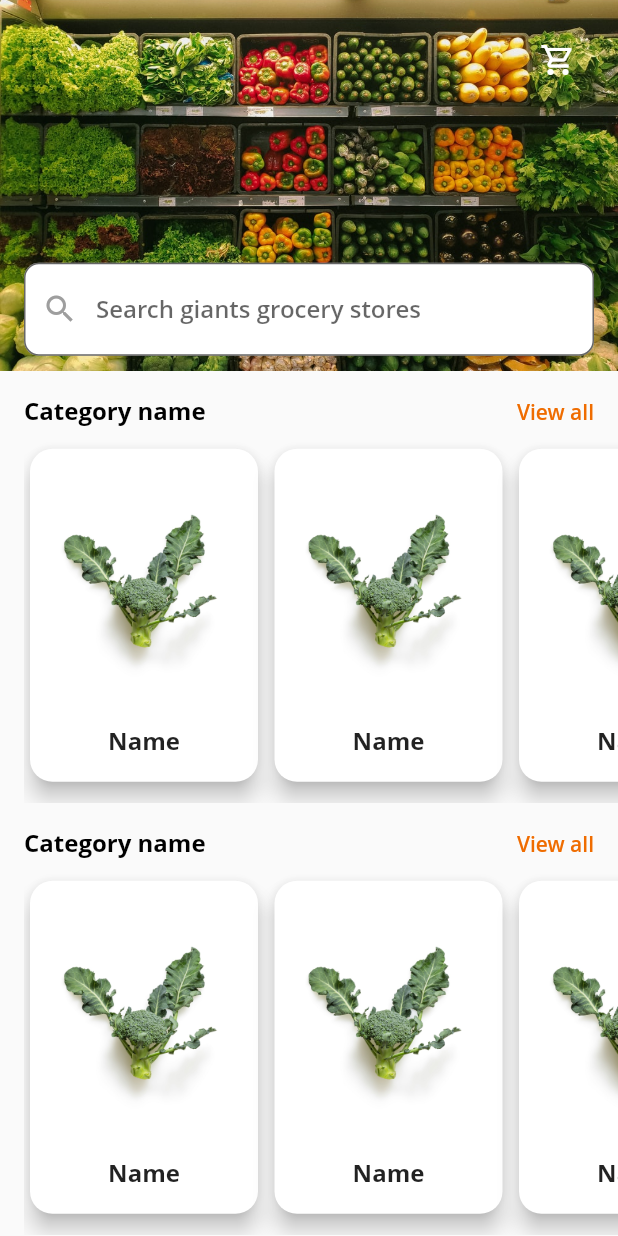
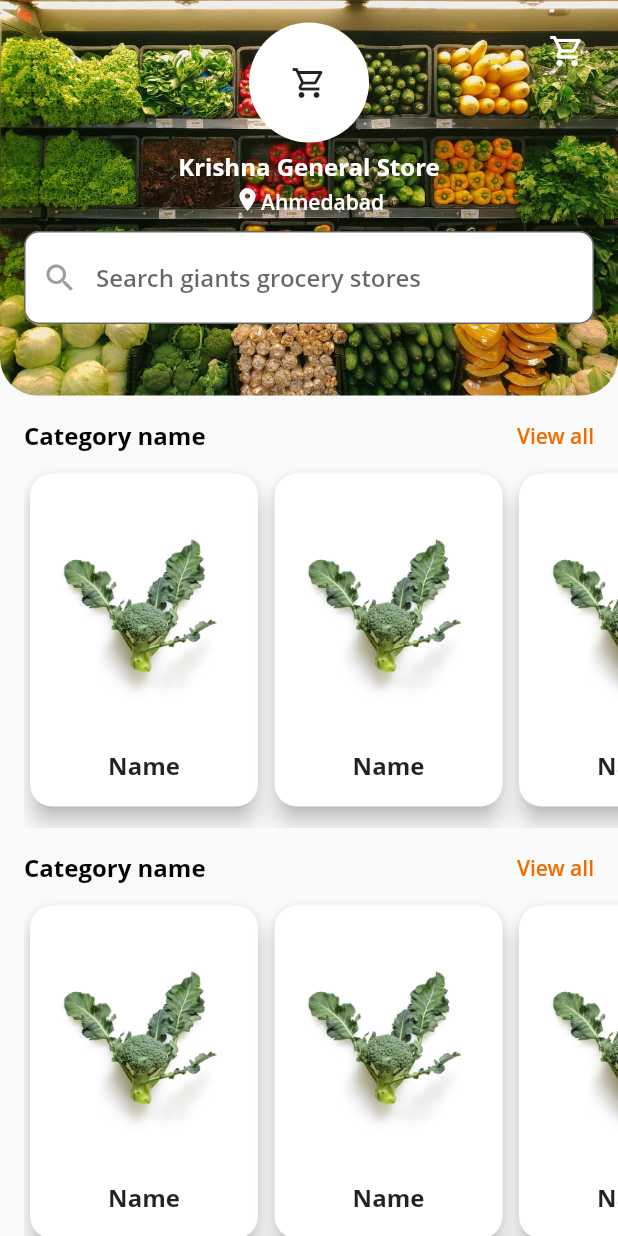
Before and after one commit to DroidKaranGithub/Grocery-App, a Flutter app: the screen it shows after launch, on a phone screen of 412 x 824 dp. Run offline on Flutter 3.47's test engine with Material 2 defaults, Android fonts, the phone set to English and light mode, and no system bars.

Commit message:
header changes

```diff
--- a/lib/home/home_top_header.dart
+++ b/lib/home/home_top_header.dart
@@ -8,35 +8,86 @@ class HomeTopHeader extends StatelessWidget {
     return Stack(
       children: [
         Container(
+          width: double.infinity,
+          height: MediaQuery.of(context).size.height * 0.32,
           decoration: BoxDecoration(
+            image: DecorationImage(
+              image: AssetImage('assets/images/grocery_bg.jpeg'),
+              fit: BoxFit.cover,
+            ),
             borderRadius: BorderRadius.only(
-              topRight: Radius.circular(20.0),
-              bottomRight: Radius.circular(20.0),
+              bottomLeft: Radius.circular(25.0),
+              bottomRight: Radius.circular(25.0),
             ),
           ),
-          width: double.infinity,
-          height: MediaQuery.of(context).size.height * 0.3,
-          child: Image.asset(
-            'assets/images/grocery_bg.jpeg',
-            fit: BoxFit.cover,
-          ),
-        ),
+          child: Column(
+            children: [
+              Stack(
+                children: [
                   Container(
                     alignment: Alignment.topRight,
-          // padding: EdgeInsets.all(10),
-          margin: EdgeInsets.only(top: 16, right: 16),
+                    padding: EdgeInsets.all(10),
                     child: IconButton(
                       onPressed: () {},
                       icon: Icon(
                         Icons.shopping_cart_outlined,
                         color: Colors.white,
-              )),
                       ),
-        Positioned(
-          bottom: 10,
-          right: 16,
-          left: 16,
+                    ),
+                  ),
+                  Align(
+                    alignment: Alignment.center,
                     child: Container(
+                      margin: EdgeInsets.only(top: 15),
+                      height: 80,
+                      width: 80,
+                      child: Icon(Icons.shopping_cart_outlined),
+                      decoration: BoxDecoration(
+                        color: Colors.white,
+                        borderRadius: BorderRadius.all(
+                          Radius.circular(40),
+                        ),
+                      ),
+                    ),
+                  ),
+                ],
+              ),
+              Padding(
+                padding: const EdgeInsets.only(top: 5),
+                child: Text(
+                  "Krishna General Store",
+                  style: TextStyle(
+                    color: Colors.white,
+                    fontSize: 16,
+                    fontFamily: 'OpenSans',
+                    fontWeight: FontWeight.bold,
+                  ),
+                ),
+              ),
+              Row(
+                mainAxisAlignment: MainAxisAlignment.center,
+                children: [
+                  Icon(
+                    Icons.location_on_sharp,
+                    color: Colors.white,
+                    size: 18,
+                  ),
+                  Padding(
+                    padding: const EdgeInsets.only(top: 3),
+                    child: Text(
+                      "Ahmedabad",
+                      style: TextStyle(
+                        color: Colors.white,
+                        fontSize: 14,
+                        fontFamily: 'OpenSans',
+                        fontWeight: FontWeight.normal,
+                      ),
+                    ),
+                  ),
+                ],
+              ),
+              Container(
+                margin: EdgeInsets.only(top: 10, left: 16, right: 16),
                 child: TextField(
                   style: TextStyle(fontFamily: 'OpenSans'),
                   textAlignVertical: TextAlignVertical.center,
@@ -59,6 +110,8 @@ class HomeTopHeader extends StatelessWidget {
                       )),
                 ),
               ),
+            ],
+          ),
         ),
       ],
     );
--- a/lib/home/vegetable_list.dart
+++ b/lib/home/vegetable_list.dart
@@ -10,7 +10,7 @@ class VegetableWidget extends StatelessWidget {
         scrollDirection: Axis.horizontal,
         gridDelegate: SliverGridDelegateWithMaxCrossAxisExtent(
             maxCrossAxisExtent: 250,
-            childAspectRatio: 2.5,
+            childAspectRatio: 1.5,
             mainAxisExtent: 160,
             mainAxisSpacing: 3),
         itemCount: 10,
```
Lines whose indentation alone changed are shown as unchanged.
